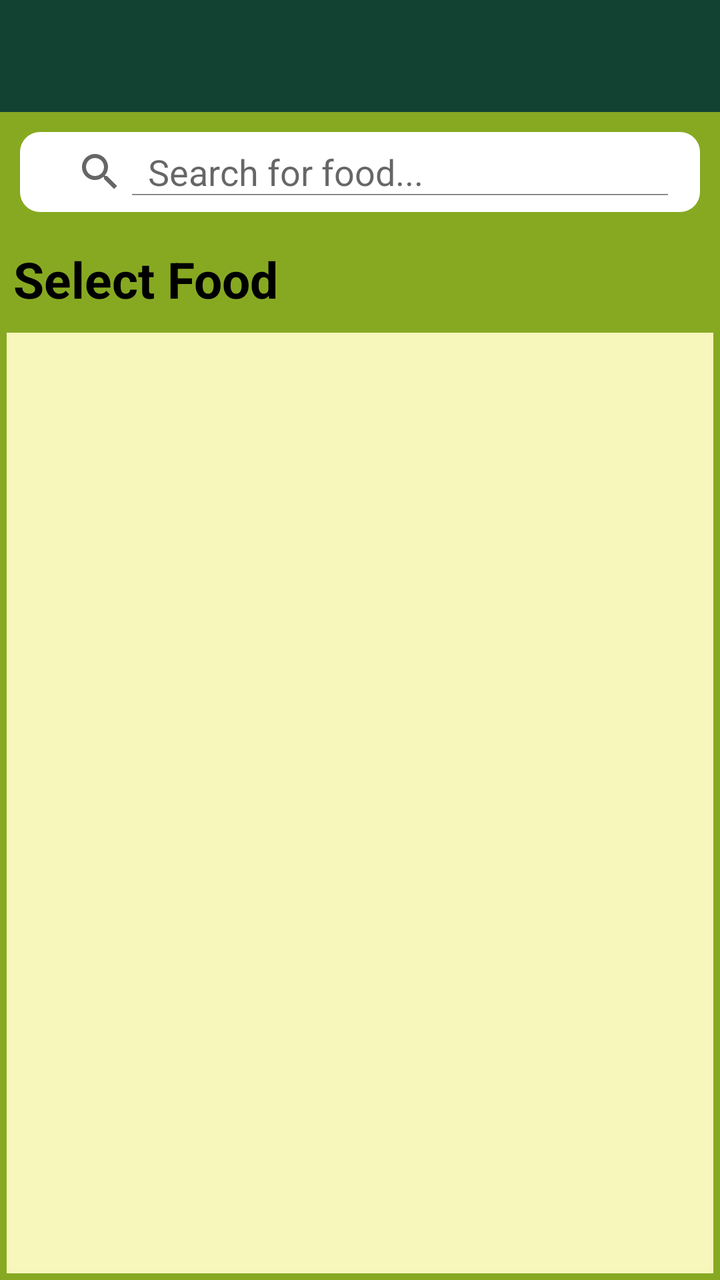
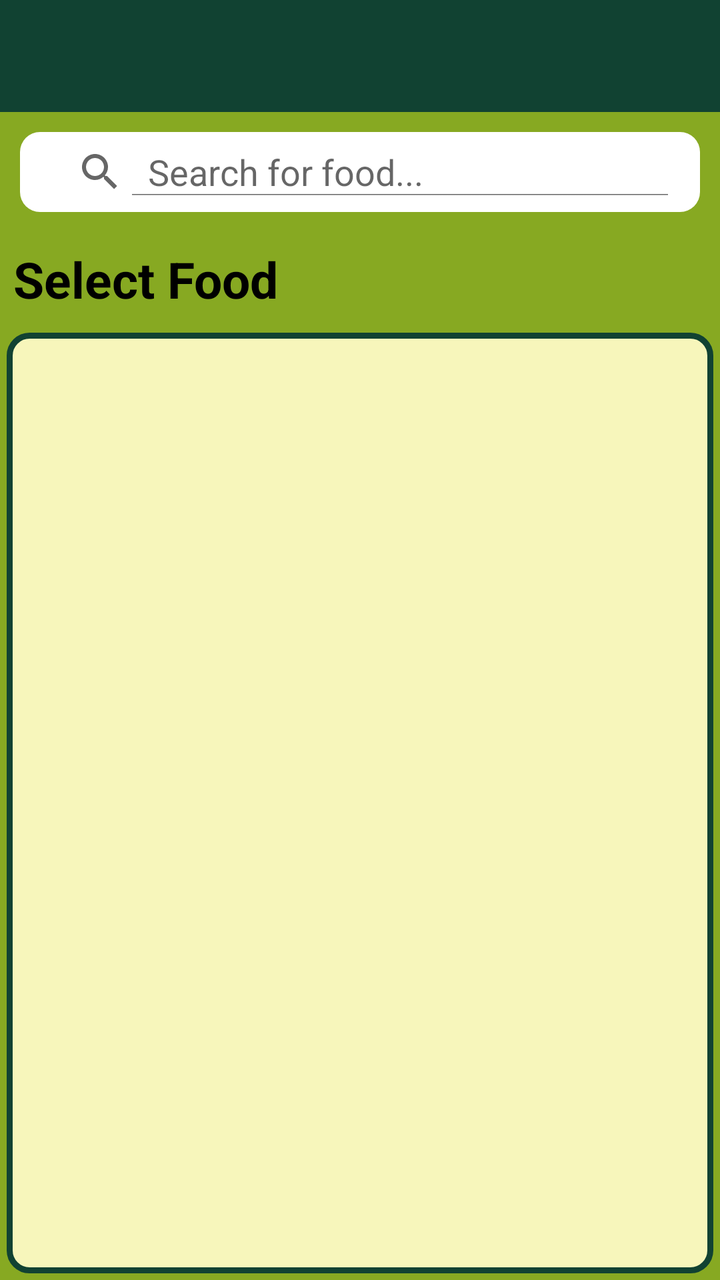

The first picture is an Android layout as it rendered before a commit; the second is the same layout after the commit. The layout source and the unified diff follow.
<!-- AndroidManifest.xml: application theme AppTheme -->
<!-- res/layout/homepage.xml -->
<LinearLayout android:orientation="vertical" android:minWidth="25px" android:minHeight="25px" android:layout_width="match_parent" android:layout_height="match_parent" android:id="@+id/linearLayout1" android:background="@android:color/holo_blue_dark" xmlns:android="http://schemas.android.com/apk/res/android"><com.google.android.material.appbar.AppBarLayout android:layout_width="match_parent" android:layout_height="wrap_content" android:theme="@style/AppTheme.AppBarOverlay"><androidx.appcompat.widget.Toolbar android:id="@+id/toolbar" android:layout_width="match_parent" android:layout_height="?attr/actionBarSize" android:background="?attr/colorPrimary" /></com.google.android.material.appbar.AppBarLayout><LinearLayout android:orientation="vertical" android:id="@+id/linearLayout2" android:layout_width="match_parent" android:layout_height="match_parent" android:background="#87A922"><SearchView android:layout_width="match_parent" android:layout_height="40dp" android:layout_margin="10dp" android:background="@drawable/search_view_background" android:id="@+id/searchfood" android:gravity="center_horizontal" android:queryHint="Search for food..." android:iconifiedByDefault="false" /><TextView android:text="Select Food" android:textAppearance="?android:attr/textAppearanceLarge" android:layout_width="match_parent" android:layout_height="wrap_content" android:textStyle="bold" android:textSize="25dp" android:textColor="#000000" android:paddingLeft="20px" android:paddingTop="20px" android:paddingBottom="20px" android:fontFamily="" /><LinearLayout android:orientation="vertical" android:minWidth="25px" android:minHeight="25px" android:layout_width="match_parent" android:layout_height="match_parent" android:layout_margin="10px" android:id="@+id/linearLayout3" android:background="#F7F6BB"><ListView android:layout_width="match_parent" android:layout_height="match_parent" android:id="@+id/listview1" android:layout_weight="1" /></LinearLayout></LinearLayout></LinearLayout>
<!-- resources referenced by this layout -->
<resources>
  <!-- drawable search_view_background (drawable) -->
  <shape xmlns:android="http://schemas.android.com/apk/res/android"><solid android:color="#FFFFFF" /><corners android:radius="10dp" /><padding android:left="8dp" android:top="8dp" android:right="8dp" android:bottom="8dp" /></shape>
  <style name="AppTheme.AppBarOverlay" parent="ThemeOverlay.MaterialComponents.Dark.ActionBar" />
  <style name="AppTheme" parent="Theme.MaterialComponents.Light.DarkActionBar"><item name="colorPrimary">#114232</item><item name="colorPrimaryDark">@color/colorPrimaryDark</item><item name="colorAccent">@color/colorAccent</item><item name="windowActionBar">false</item><item name="windowNoTitle">true</item></style>
  <color name="colorPrimaryDark">#1B3147</color>
  <color name="colorAccent">#3498db</color>
</resources>

<!-- the commit's change to res/layout/homepage.xml (unified diff, before → after) -->
@@ -1 +1 @@
-<LinearLayout android:orientation="vertical" android:minWidth="25px" android:minHeight="25px" android:layout_width="match_parent" android:layout_height="match_parent" android:id="@+id/linearLayout1" android:background="@android:color/holo_blue_dark" xmlns:android="http://schemas.android.com/apk/res/android"><com.google.android.material.appbar.AppBarLayout android:layout_width="match_parent" android:layout_height="wrap_content" android:theme="@style/AppTheme.AppBarOverlay"><androidx.appcompat.widget.Toolbar android:id="@+id/toolbar" android:layout_width="match_parent" android:layout_height="?attr/actionBarSize" android:background="?attr/colorPrimary" /></com.google.android.material.appbar.AppBarLayout><LinearLayout android:orientation="vertical" android:id="@+id/linearLayout2" android:layout_width="match_parent" android:layout_height="match_parent" android:background="#87A922"><SearchView android:layout_width="match_parent" android:layout_height="40dp" android:layout_margin="10dp" android:background="@drawable/search_view_background" android:id="@+id/searchfood" android:gravity="center_horizontal" android:queryHint="Search for food..." android:iconifiedByDefault="false" /><TextView android:text="Select Food" android:textAppearance="?android:attr/textAppearanceLarge" android:layout_width="match_parent" android:layout_height="wrap_content" android:textStyle="bold" android:textSize="25dp" android:textColor="#000000" android:paddingLeft="20px" android:paddingTop="20px" android:paddingBottom="20px" android:fontFamily="" /><LinearLayout android:orientation="vertical" android:minWidth="25px" android:minHeight="25px" android:layout_width="match_parent" android:layout_height="match_parent" android:layout_margin="10px" android:id="@+id/linearLayout3" android:background="#F7F6BB"><ListView android:layout_width="match_parent" android:layout_height="match_parent" android:id="@+id/listview1" android:layout_weight="1" /></LinearLayout></LinearLayout></LinearLayout>
+<LinearLayout android:orientation="vertical" android:minWidth="25px" android:minHeight="25px" android:layout_width="match_parent" android:layout_height="match_parent" android:id="@+id/linearLayout1" android:background="@android:color/holo_blue_dark" xmlns:android="http://schemas.android.com/apk/res/android"><com.google.android.material.appbar.AppBarLayout android:layout_width="match_parent" android:layout_height="wrap_content" android:theme="@style/AppTheme.AppBarOverlay"><androidx.appcompat.widget.Toolbar android:id="@+id/toolbar" android:layout_width="match_parent" android:layout_height="?attr/actionBarSize" android:background="?attr/colorPrimary" /></com.google.android.material.appbar.AppBarLayout><LinearLayout android:orientation="vertical" android:id="@+id/linearLayout2" android:layout_width="match_parent" android:layout_height="match_parent" android:background="#87A922"><SearchView android:layout_width="match_parent" android:layout_height="40dp" android:layout_margin="10dp" android:background="@drawable/search_view_background" android:id="@+id/searchfood" android:gravity="center_horizontal" android:queryHint="Search for food..." android:iconifiedByDefault="false" /><TextView android:text="Select Food" android:textAppearance="?android:attr/textAppearanceLarge" android:layout_width="match_parent" android:layout_height="wrap_content" android:textStyle="bold" android:textSize="25dp" android:textColor="#000000" android:paddingLeft="20px" android:paddingTop="20px" android:paddingBottom="20px" android:fontFamily="" /><LinearLayout android:orientation="vertical" android:minWidth="25px" android:minHeight="25px" android:layout_width="match_parent" android:layout_height="match_parent" android:layout_margin="10px" android:id="@+id/linearLayout3" android:background="@drawable/layout_bg"><ListView android:layout_width="match_parent" android:layout_height="match_parent" android:id="@+id/listview1" android:layout_weight="1" /></LinearLayout></LinearLayout></LinearLayout>
<!-- resource entries referenced after the edit -->
@@ -1,5 +1,7 @@
 <!-- resources referenced by this layout -->
 <resources>
+  <!-- drawable layout_bg (drawable) -->
+  <shape xmlns:android="http://schemas.android.com/apk/res/android"><solid android:color="#F7F6BB" /><stroke android:width="3dp" android:color="#114232" /><corners android:radius="10dp" /><padding android:left="0dp" android:top="0dp" android:right="0dp" android:bottom="0dp" /></shape>
   <!-- drawable search_view_background (drawable) -->
   <shape xmlns:android="http://schemas.android.com/apk/res/android"><solid android:color="#FFFFFF" /><corners android:radius="10dp" /><padding android:left="8dp" android:top="8dp" android:right="8dp" android:bottom="8dp" /></shape>
   <style name="AppTheme.AppBarOverlay" parent="ThemeOverlay.MaterialComponents.Dark.ActionBar" />
